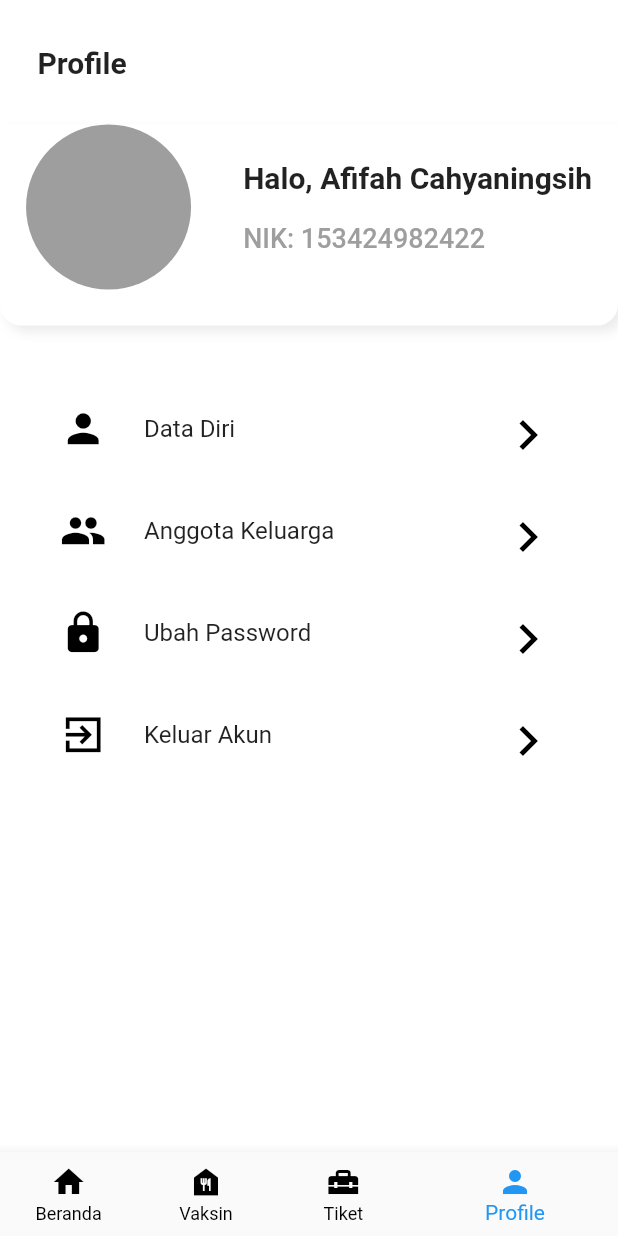
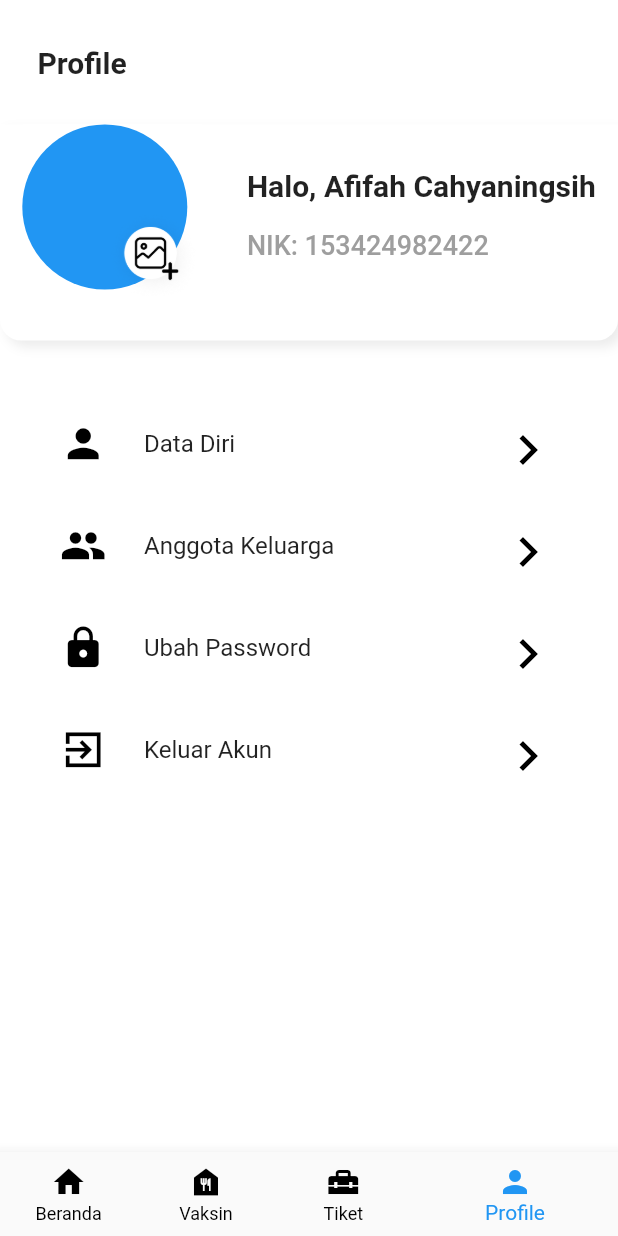
Before and after one commit to capstone-vaccine-book-17/VaccineBooking-MB, a Flutter app: the screen it shows after launch, item 4 of the bottom bar chosen, on a phone screen of 412 x 824 dp. Run offline on Flutter 3.47's test engine with Material 2 defaults, Android fonts, the phone set to English and light mode, and no system bars; our stand-ins replace image_picker; missing offline and left inert: dart:ffi.

```diff
--- a/lib/features/profile/index_profile.dart
+++ b/lib/features/profile/index_profile.dart
@@ -1,12 +1,39 @@
+import 'dart:ffi';
+import 'dart:io';
+import 'dart:async';
 import 'package:flutter/material.dart';
+import 'package:flutter/services.dart';
 import 'package:w_vaccine/features/profile/family_group.dart';
 
 import 'package:w_vaccine/features/profile/list_menu.dart';
 import 'package:w_vaccine/features/profile/personal_data_page.dart';
 import 'package:w_vaccine/features/profile/change_password.dart';
+import 'package:image_picker/image_picker.dart';
 
-class IndexProfile extends StatelessWidget {
+class IndexProfile extends StatefulWidget {
   const IndexProfile({super.key});
+
+  @override
+  State<IndexProfile> createState() => _IndexProfileState();
+}
+
+class _IndexProfileState extends State<IndexProfile> {
+  File? _image;
+
+  Future _pickImage(ImageSource source) async {
+    try {
+      final image = await ImagePicker().pickImage(source: source);
+      if (image == null) return;
+      File? img = File(image.path);
+      setState(() {
+        _image = img;
+        Navigator.pop(context);
+      });
+    } on PlatformException catch (e) {
+      print(e);
+      Navigator.pop(context);
+    }
+  }
 
   @override
   Widget build(BuildContext context) {
@@ -43,9 +70,35 @@ class IndexProfile extends StatelessWidget {
                   child: Row(
                     mainAxisAlignment: MainAxisAlignment.spaceAround,
                     children: [
-                      const CircleAvatar(
-                        radius: 55,
-                        backgroundColor: Colors.grey,
+                      Stack(
+                        children: [
+                          Container(
+                            height: 120,
+                            width: 120,
+                            color: Colors.white,
+                          ),
+                          _image == null
+                              ? CircleAvatar(
+                                  radius: 55,
+                                  backgroundColor: Colors.blue,
+                                )
+                              : CircleAvatar(
+                                  radius: 55,
+                                  backgroundImage: FileImage(_image!),
+                                ),
+                          Positioned(
+                            right: 0,
+                            bottom: 0,
+                            child: SizedBox(
+                              height: 65,
+                              width: 65,
+                              child: GestureDetector(
+                                onTap: () => _pickImage(ImageSource.gallery),
+                                child: Image.asset('assets/addimage.png'),
+                              ),
+                            ),
+                          ),
+                        ],
                       ),
                       Column(
                         crossAxisAlignment: CrossAxisAlignment.start,
--- a/pubspec.yaml
+++ b/pubspec.yaml
@@ -37,6 +37,7 @@ dependencies:
   # Use with the CupertinoIcons class for iOS style icons.
   cupertino_icons: ^1.0.2
   provider: ^6.0.4
+  image_picker: ^0.8.6
 
 dev_dependencies:
   flutter_test:
@@ -61,8 +62,8 @@ flutter:
   uses-material-design: true
 
   # To add assets to your application, add an assets section, like this:
-  # assets:
-  #   - images/a_dot_burr.jpeg
+  assets:
+    - assets/
   #   - images/a_dot_ham.jpeg
 
   # An image asset can refer to one or more resolution-specific "variants", see
```
Also changed, not shown: assets/addimage.png (added), pubspec.lock, 1 other file.
